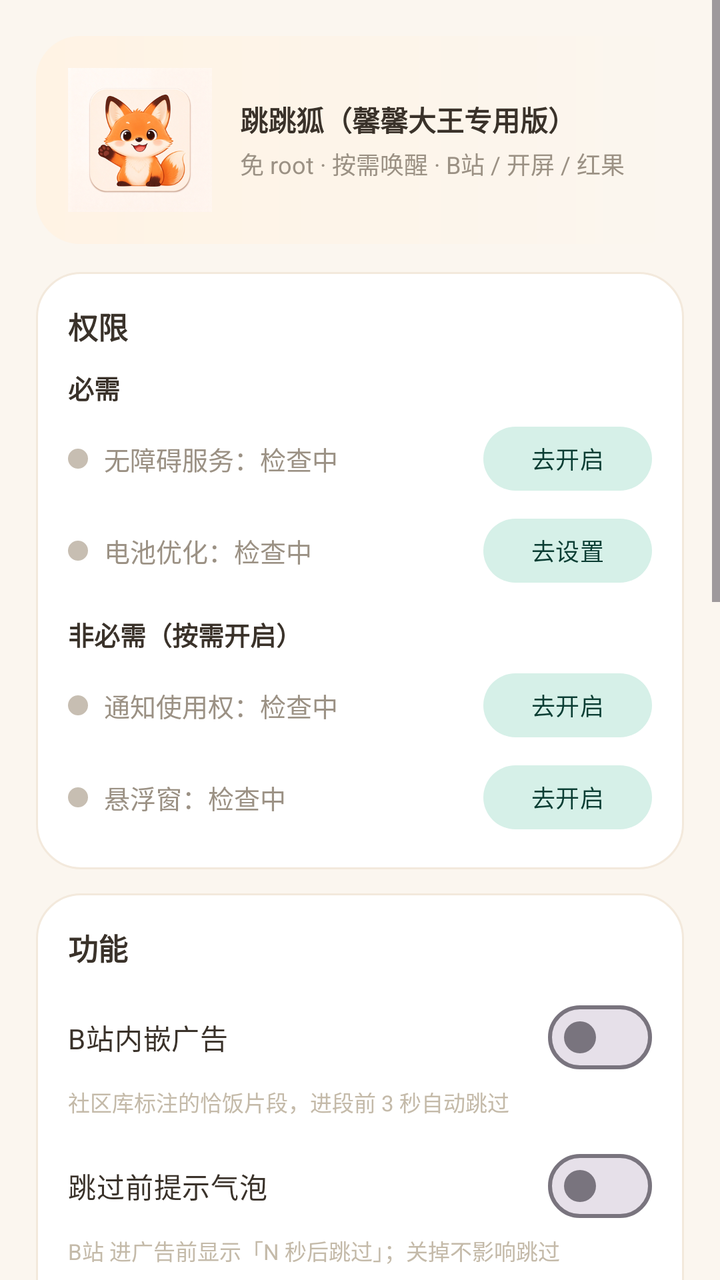
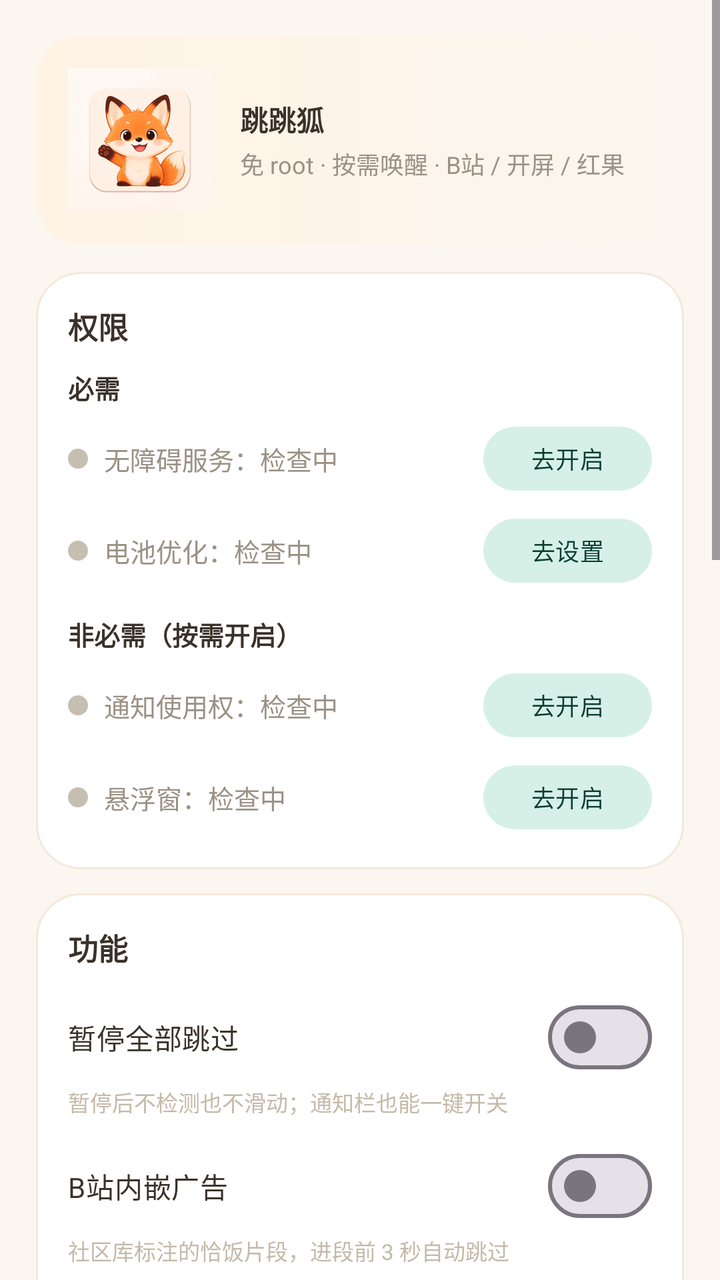

Two renders of the same Android screen: before a commit and after it. Below are the layout's source before the change and the commit's diff.
<!-- AndroidManifest.xml: application theme Theme.HongGuoAdSkipper -->
<!-- res/layout/activity_main.xml -->
<?xml version="1.0" encoding="utf-8"?>
<ScrollView xmlns:android="http://schemas.android.com/apk/res/android"
    android:layout_width="match_parent"
    android:layout_height="match_parent"
    android:background="@color/bg"
    android:fillViewport="true">

    <LinearLayout
        android:layout_width="match_parent"
        android:layout_height="wrap_content"
        android:orientation="vertical"
        android:padding="18dp">

        
        <LinearLayout
            android:layout_width="match_parent"
            android:layout_height="wrap_content"
            android:background="@drawable/hero_bg"
            android:gravity="center_vertical"
            android:orientation="horizontal"
            android:padding="16dp">

            <ImageView
                android:layout_width="72dp"
                android:layout_height="72dp"
                android:contentDescription="@string/app_name"
                android:src="@mipmap/ic_launcher_foreground" />

            <LinearLayout
                android:layout_width="0dp"
                android:layout_height="wrap_content"
                android:layout_marginStart="14dp"
                android:layout_weight="1"
                android:orientation="vertical">

                
                <TextView
                    android:layout_width="wrap_content"
                    android:layout_height="wrap_content"
                    android:autoSizeMaxTextSize="20sp"
                    android:autoSizeMinTextSize="13sp"
                    android:autoSizeTextType="uniform"
                    android:maxLines="1"
                    android:text="@string/app_title"
                    android:textColor="@color/text_primary"
                    android:textStyle="bold" />

                <TextView
                    android:layout_width="wrap_content"
                    android:layout_height="wrap_content"
                    android:layout_marginTop="3dp"
                    android:text="免 root · 按需唤醒 · B站 / 开屏 / 红果"
                    android:textColor="@color/text_secondary"
                    android:textSize="12sp" />
            </LinearLayout>
        </LinearLayout>

        
        <LinearLayout
            android:layout_width="match_parent"
            android:layout_height="wrap_content"
            android:layout_marginTop="14dp"
            android:background="@drawable/card_bg"
            android:orientation="vertical"
            android:padding="16dp">

            <TextView
                android:layout_width="wrap_content"
                android:layout_height="wrap_content"
                android:text="权限"
                android:textColor="@color/text_primary"
                android:textSize="15sp"
                android:textStyle="bold" />

            <TextView
                android:layout_width="wrap_content"
                android:layout_height="wrap_content"
                android:layout_marginTop="10dp"
                android:text="必需"
                android:textColor="@color/text_primary"
                android:textSize="13sp"
                android:textStyle="bold" />

            <LinearLayout
                android:layout_width="match_parent"
                android:layout_height="wrap_content"
                android:layout_marginTop="6dp"
                android:gravity="center_vertical"
                android:orientation="horizontal">

                <View
                    android:id="@+id/dot_a11y"
                    android:layout_width="10dp"
                    android:layout_height="10dp"
                    android:layout_marginEnd="8dp"
                    android:background="@drawable/dot_gray" />

                <TextView
                    android:id="@+id/tv_a11y_status"
                    android:layout_width="0dp"
                    android:layout_height="wrap_content"
                    android:layout_weight="1"
                    android:text="无障碍服务：检查中"
                    android:textColor="@color/text_secondary"
                    android:textSize="13sp" />

                <com.google.android.material.button.MaterialButton
                    android:id="@+id/btn_a11y"
                    style="@style/Widget.Material3.Button.TonalButton"
                    android:layout_width="wrap_content"
                    android:layout_height="40dp"
                    android:minWidth="0dp"
                    android:text="去开启"
                    android:textSize="12sp" />
            </LinearLayout>

            <LinearLayout
                android:layout_width="match_parent"
                android:layout_height="wrap_content"
                android:layout_marginTop="6dp"
                android:gravity="center_vertical"
                android:orientation="horizontal">

                <View
                    android:id="@+id/dot_battery"
                    android:layout_width="10dp"
                    android:layout_height="10dp"
                    android:layout_marginEnd="8dp"
                    android:background="@drawable/dot_gray" />

                <TextView
                    android:id="@+id/tv_battery_status"
                    android:layout_width="0dp"
                    android:layout_height="wrap_content"
                    android:layout_weight="1"
                    android:text="电池优化：检查中"
                    android:textColor="@color/text_secondary"
                    android:textSize="13sp" />

                <com.google.android.material.button.MaterialButton
                    android:id="@+id/btn_battery"
                    style="@style/Widget.Material3.Button.TonalButton"
                    android:layout_width="wrap_content"
                    android:layout_height="40dp"
                    android:minWidth="0dp"
                    android:text="去设置"
                    android:textSize="12sp" />
            </LinearLayout>

            <TextView
                android:layout_width="wrap_content"
                android:layout_height="wrap_content"
                android:layout_marginTop="12dp"
                android:text="非必需（按需开启）"
                android:textColor="@color/text_primary"
                android:textSize="13sp"
                android:textStyle="bold" />

            <LinearLayout
                android:layout_width="match_parent"
                android:layout_height="wrap_content"
                android:layout_marginTop="6dp"
                android:gravity="center_vertical"
                android:orientation="horizontal">

                <View
                    android:id="@+id/dot_nls"
                    android:layout_width="10dp"
                    android:layout_height="10dp"
                    android:layout_marginEnd="8dp"
                    android:background="@drawable/dot_gray" />

                <TextView
                    android:id="@+id/tv_nls_status"
                    android:layout_width="0dp"
                    android:layout_height="wrap_content"
                    android:layout_weight="1"
                    android:text="通知使用权：检查中"
                    android:textColor="@color/text_secondary"
                    android:textSize="13sp" />

                <com.google.android.material.button.MaterialButton
                    android:id="@+id/btn_nls"
                    style="@style/Widget.Material3.Button.TonalButton"
                    android:layout_width="wrap_content"
                    android:layout_height="40dp"
                    android:minWidth="0dp"
                    android:text="去开启"
                    android:textSize="12sp" />
            </LinearLayout>

            <LinearLayout
                android:layout_width="match_parent"
                android:layout_height="wrap_content"
                android:layout_marginTop="6dp"
                android:gravity="center_vertical"
                android:orientation="horizontal">

                <View
                    android:id="@+id/dot_overlay"
                    android:layout_width="10dp"
                    android:layout_height="10dp"
                    android:layout_marginEnd="8dp"
                    android:background="@drawable/dot_gray" />

                <TextView
                    android:id="@+id/tv_overlay_status"
                    android:layout_width="0dp"
                    android:layout_height="wrap_content"
                    android:layout_weight="1"
                    android:text="悬浮窗：检查中"
                    android:textColor="@color/text_secondary"
                    android:textSize="13sp" />

                <com.google.android.material.button.MaterialButton
                    android:id="@+id/btn_overlay"
                    style="@style/Widget.Material3.Button.TonalButton"
                    android:layout_width="wrap_content"
                    android:layout_height="40dp"
                    android:minWidth="0dp"
                    android:text="去开启"
                    android:textSize="12sp" />
            </LinearLayout>
        </LinearLayout>

        
        <LinearLayout
            android:layout_width="match_parent"
            android:layout_height="wrap_content"
            android:layout_marginTop="12dp"
            android:background="@drawable/card_bg"
            android:orientation="vertical"
            android:padding="16dp">

            <TextView
                android:layout_width="wrap_content"
                android:layout_height="wrap_content"
                android:text="功能"
                android:textColor="@color/text_primary"
                android:textSize="15sp"
                android:textStyle="bold" />

            <com.google.android.material.materialswitch.MaterialSwitch
                android:id="@+id/sw_bili"
                android:layout_width="match_parent"
                android:layout_height="wrap_content"
                android:layout_marginTop="10dp"
                android:text="B站内嵌广告"
                android:textColor="@color/text_primary"
                android:textSize="14sp" />

            <TextView
                android:layout_width="wrap_content"
                android:layout_height="wrap_content"
                android:text="社区库标注的恰饭片段，进段前 3 秒自动跳过"
                android:textColor="@color/text_hint"
                android:textSize="11sp" />

            <com.google.android.material.materialswitch.MaterialSwitch
                android:id="@+id/sw_bubble"
                android:layout_width="match_parent"
                android:layout_height="wrap_content"
                android:layout_marginTop="10dp"
                android:text="跳过前提示气泡"
                android:textColor="@color/text_primary"
                android:textSize="14sp" />

            <TextView
                android:layout_width="wrap_content"
                android:layout_height="wrap_content"
                android:text="B站 进广告前显示「N 秒后跳过」；关掉不影响跳过"
                android:textColor="@color/text_hint"
                android:textSize="11sp" />

            <com.google.android.material.materialswitch.MaterialSwitch
                android:id="@+id/sw_undo_bubble"
                android:layout_width="match_parent"
                android:layout_height="wrap_content"
                android:layout_marginTop="10dp"
                android:text="撤回气泡"
                android:textColor="@color/text_primary"
                android:textSize="14sp" />

            <TextView
                android:layout_width="wrap_content"
                android:layout_height="wrap_content"
                android:text="跳过后弹「已跳过广告 · 撤回」；关掉后跳过照常，只是不能点撤回"
                android:textColor="@color/text_hint"
                android:textSize="11sp" />

            <com.google.android.material.materialswitch.MaterialSwitch
                android:id="@+id/sw_splash"
                android:layout_width="match_parent"
                android:layout_height="wrap_content"
                android:layout_marginTop="10dp"
                android:text="开屏广告"
                android:textColor="@color/text_primary"
                android:textSize="14sp" />

            <TextView
                android:layout_width="wrap_content"
                android:layout_height="wrap_content"
                android:text="应用启动 10 秒内自动点掉 跳过 / 关闭"
                android:textColor="@color/text_hint"
                android:textSize="11sp" />

            <com.google.android.material.materialswitch.MaterialSwitch
                android:id="@+id/sw_hongguo"
                android:layout_width="match_parent"
                android:layout_height="wrap_content"
                android:layout_marginTop="10dp"
                android:text="红果 / 抖音 信息流广告"
                android:textColor="@color/text_primary"
                android:textSize="14sp" />

            <TextView
                android:layout_width="wrap_content"
                android:layout_height="wrap_content"
                android:text="红果短剧、抖音信息流检测到「广告」标识时自动上滑"
                android:textColor="@color/text_hint"
                android:textSize="11sp" />

            <View
                android:layout_width="match_parent"
                android:layout_height="1dp"
                android:layout_marginTop="12dp"
                android:background="@color/bg_card_stroke" />

            <TextView
                android:id="@+id/tv_perf_label"
                android:layout_width="wrap_content"
                android:layout_height="wrap_content"
                android:layout_marginTop="12dp"
                android:text="识别速度（三档）"
                android:textColor="@color/text_primary"
                android:textSize="14sp" />

            <TextView
                android:id="@+id/tv_perf_hint"
                android:layout_width="wrap_content"
                android:layout_height="wrap_content"
                android:text="稳更省电，快更快出手"
                android:textColor="@color/text_hint"
                android:textSize="11sp" />

            <LinearLayout
                android:layout_width="match_parent"
                android:layout_height="wrap_content"
                android:layout_marginTop="8dp"
                android:orientation="horizontal">

                <com.google.android.material.button.MaterialButton
                    android:id="@+id/btn_speed_steady"
                    style="@style/Widget.Material3.Button.TonalButton"
                    android:layout_width="0dp"
                    android:layout_height="44dp"
                    android:layout_marginEnd="6dp"
                    android:layout_weight="1"
                    android:text="稳"
                    android:textSize="13sp" />

                <com.google.android.material.button.MaterialButton
                    android:id="@+id/btn_speed_balanced"
                    style="@style/Widget.Material3.Button.TonalButton"
                    android:layout_width="0dp"
                    android:layout_height="44dp"
                    android:layout_marginStart="3dp"
                    android:layout_marginEnd="3dp"
                    android:layout_weight="1"
                    android:text="平衡"
                    android:textSize="13sp" />

                <com.google.android.material.button.MaterialButton
                    android:id="@+id/btn_speed_fast"
                    style="@style/Widget.Material3.Button.TonalButton"
                    android:layout_width="0dp"
                    android:layout_height="44dp"
                    android:layout_marginStart="6dp"
                    android:layout_weight="1"
                    android:text="快"
                    android:textSize="13sp" />
            </LinearLayout>
        </LinearLayout>

        
        <LinearLayout
            android:layout_width="match_parent"
            android:layout_height="wrap_content"
            android:layout_marginTop="12dp"
            android:background="@drawable/card_bg"
            android:orientation="vertical"
            android:padding="16dp">

            <TextView
                android:layout_width="wrap_content"
                android:layout_height="wrap_content"
                android:text="运行状态"
                android:textColor="@color/text_primary"
                android:textSize="15sp"
                android:textStyle="bold" />

            <TextView
                android:id="@+id/tv_bili_state"
                android:layout_width="match_parent"
                android:layout_height="wrap_content"
                android:layout_marginTop="8dp"
                android:lineSpacingExtra="2dp"
                android:text="B站：未在播放"
                android:textColor="@color/text_secondary"
                android:textSize="12sp" />

            <TextView
                android:id="@+id/tv_stats"
                android:layout_width="match_parent"
                android:layout_height="wrap_content"
                android:layout_marginTop="6dp"
                android:lineSpacingExtra="2dp"
                android:text="累计跳过：0"
                android:textColor="@color/text_secondary"
                android:textSize="12sp" />

            <TextView
                android:id="@+id/tv_power"
                android:layout_width="match_parent"
                android:layout_height="wrap_content"
                android:layout_marginTop="6dp"
                android:text="省电：只有 B站/红果/抖音在前台才读取界面；App 启动后 10 秒内检测开屏，其余时间休眠"
                android:textColor="@color/text_hint"
                android:textSize="11sp" />
        </LinearLayout>

        
        <LinearLayout
            android:layout_width="match_parent"
            android:layout_height="wrap_content"
            android:layout_marginTop="12dp"
            android:background="@drawable/card_bg"
            android:orientation="vertical"
            android:padding="16dp">

            <LinearLayout
                android:layout_width="match_parent"
                android:layout_height="wrap_content"
                android:gravity="center_vertical"
                android:orientation="horizontal">

                <TextView
                    android:layout_width="0dp"
                    android:layout_height="wrap_content"
                    android:layout_weight="1"
                    android:text="日志"
                    android:textColor="@color/text_primary"
                    android:textSize="15sp"
                    android:textStyle="bold" />

                <com.google.android.material.button.MaterialButton
                    android:id="@+id/btn_clear_log"
                    style="@style/Widget.Material3.Button.TextButton"
                    android:layout_width="wrap_content"
                    android:layout_height="36dp"
                    android:minWidth="0dp"
                    android:text="清空"
                    android:textSize="12sp" />
            </LinearLayout>

            <TextView
                android:id="@+id/tv_log"
                android:layout_width="match_parent"
                android:layout_height="wrap_content"
                android:layout_marginTop="4dp"
                android:fontFamily="monospace"
                android:lineSpacingExtra="2dp"
                android:text="等待事件…"
                android:textColor="@color/text_secondary"
                android:textSize="11sp" />
        </LinearLayout>

        
        <LinearLayout
            android:layout_width="match_parent"
            android:layout_height="wrap_content"
            android:layout_marginTop="14dp"
            android:orientation="horizontal">

            <com.google.android.material.button.MaterialButton
                android:id="@+id/btn_open_bili"
                android:layout_width="0dp"
                android:layout_height="48dp"
                android:layout_marginEnd="6dp"
                android:layout_weight="1"
                android:text="打开 B站" />

            <com.google.android.material.button.MaterialButton
                android:id="@+id/btn_open_hongguo"
                android:layout_width="0dp"
                android:layout_height="48dp"
                android:layout_marginStart="6dp"
                android:layout_weight="1"
                android:text="打开红果" />
        </LinearLayout>

        <TextView
            android:id="@+id/tv_version"
            android:layout_width="match_parent"
            android:layout_height="wrap_content"
            android:layout_marginTop="10dp"
            android:gravity="center"
            android:textColor="@color/text_hint"
            android:textSize="11sp" />
    </LinearLayout>
</ScrollView>
<!-- resources referenced by this layout -->
<resources>
  <color name="bg">#FFFBF6EF</color>
  <color name="bg_card_stroke">#FFF3E9DC</color>
  <color name="text_hint">#FFC4BAA9</color>
  <color name="text_primary">#FF3A322A</color>
  <color name="text_secondary">#FF9B9184</color>
  <!-- drawable card_bg (drawable) -->
  <?xml version="1.0" encoding="utf-8"?>
  <shape xmlns:android="http://schemas.android.com/apk/res/android"
      android:shape="rectangle">
      <solid android:color="@color/bg_card" />
      <corners android:radius="22dp" />
      <stroke
          android:width="1dp"
          android:color="@color/bg_card_stroke" />
  </shape>
  <!-- drawable dot_gray (drawable) -->
  <?xml version="1.0" encoding="utf-8"?>
  <shape xmlns:android="http://schemas.android.com/apk/res/android"
      android:shape="oval">
      <solid android:color="@color/dot_gray" />
      <size
          android:width="10dp"
          android:height="10dp" />
  </shape>
  <!-- drawable hero_bg (drawable) -->
  <?xml version="1.0" encoding="utf-8"?>
  <shape xmlns:android="http://schemas.android.com/apk/res/android"
      android:shape="rectangle">
      <gradient
          android:angle="0"
          android:startColor="@color/bg_hero_start"
          android:endColor="@color/bg_hero_end" />
      <corners android:radius="22dp" />
  </shape>
  <!-- mipmap ic_launcher_foreground: png bitmap (mipmap-hdpi, 34470 bytes) -->
  <string name="app_name">跳跳狐</string>
  <string name="app_title">跳跳狐（馨馨大王专用版）</string>
  <style name="Theme.HongGuoAdSkipper" parent="Theme.Material3.Light.NoActionBar">
          <item name="colorPrimary">@color/primary</item>
          <item name="colorPrimaryVariant">@color/primary_variant</item>
          <item name="colorSecondary">@color/accent</item>
          <item name="colorSecondaryVariant">@color/accent_variant</item>
          
          <item name="colorPrimaryContainer">#FFE8D5</item>
          <item name="colorOnPrimaryContainer">#6B3A0A</item>
          <item name="colorSecondaryContainer">#D6F0E8</item>
          <item name="colorOnSecondaryContainer">#0A3D33</item>
          <item name="colorOnPrimary">#FFFFFFFF</item>
          <item name="colorOnSecondary">#FFFFFFFF</item>
          <item name="android:colorBackground">@color/bg</item>
          <item name="android:statusBarColor">@color/bg</item>
          <item name="android:windowLightStatusBar">true</item>
      </style>
  <color name="bg_card">#FFFFFFFF</color>
  <color name="dot_gray">#FFC7BEB2</color>
  <color name="bg_hero_start">#FFFFF3E4</color>
  <color name="bg_hero_end">#FFFBF6EF</color>
  <color name="primary">#FFF97316</color>
  <color name="primary_variant">#FFE26410</color>
  <color name="accent">#FF22A98F</color>
  <color name="accent_variant">#FF1B8F79</color>
</resources>

<!-- the commit's change to res/layout/activity_main.xml (unified diff, before → after) -->
@@ -57,6 +57,38 @@
 
         
         <LinearLayout
+            android:id="@+id/banner_perm"
+            android:layout_width="match_parent"
+            android:layout_height="wrap_content"
+            android:layout_marginTop="12dp"
+            android:background="@drawable/warn_bg"
+            android:gravity="center_vertical"
+            android:orientation="horizontal"
+            android:padding="14dp"
+            android:visibility="gone">
+
+            <TextView
+                android:id="@+id/tv_perm_warning"
+                android:layout_width="0dp"
+                android:layout_height="wrap_content"
+                android:layout_weight="1"
+                android:lineSpacingExtra="2dp"
+                android:textColor="@color/primary_variant"
+                android:textSize="12sp" />
+
+            <com.google.android.material.button.MaterialButton
+                android:id="@+id/btn_perm_fix"
+                style="@style/Widget.Material3.Button.TonalButton"
+                android:layout_width="wrap_content"
+                android:layout_height="36dp"
+                android:layout_marginStart="8dp"
+                android:minWidth="0dp"
+                android:text="去修复"
+                android:textSize="12sp" />
+        </LinearLayout>
+
+        
+        <LinearLayout
             android:layout_width="match_parent"
             android:layout_height="wrap_content"
             android:layout_marginTop="14dp"
@@ -241,6 +273,22 @@
                 android:textStyle="bold" />
 
             <com.google.android.material.materialswitch.MaterialSwitch
+                android:id="@+id/sw_pause"
+                android:layout_width="match_parent"
+                android:layout_height="wrap_content"
+                android:layout_marginTop="10dp"
+                android:text="暂停全部跳过"
+                android:textColor="@color/text_primary"
+                android:textSize="14sp" />
+
+            <TextView
+                android:layout_width="wrap_content"
+                android:layout_height="wrap_content"
+                android:text="暂停后不检测也不滑动；通知栏也能一键开关"
+                android:textColor="@color/text_hint"
+                android:textSize="11sp" />
+
+            <com.google.android.material.materialswitch.MaterialSwitch
                 android:id="@+id/sw_bili"
                 android:layout_width="match_parent"
                 android:layout_height="wrap_content"
@@ -397,6 +445,16 @@
                 android:text="运行状态"
                 android:textColor="@color/text_primary"
                 android:textSize="15sp"
+                android:textStyle="bold" />
+
+            <TextView
+                android:id="@+id/tv_today"
+                android:layout_width="match_parent"
+                android:layout_height="wrap_content"
+                android:layout_marginTop="8dp"
+                android:text="今天还没跳过广告"
+                android:textColor="@color/text_primary"
+                android:textSize="14sp"
                 android:textStyle="bold" />
 
             <TextView
@@ -452,6 +510,15 @@
                     android:textColor="@color/text_primary"
                     android:textSize="15sp"
                     android:textStyle="bold" />
+
+                <com.google.android.material.button.MaterialButton
+                    android:id="@+id/btn_export_log"
+                    style="@style/Widget.Material3.Button.TextButton"
+                    android:layout_width="wrap_content"
+                    android:layout_height="36dp"
+                    android:minWidth="0dp"
+                    android:text="导出"
+                    android:textSize="12sp" />
 
                 <com.google.android.material.button.MaterialButton
                     android:id="@+id/btn_clear_log"
<!-- resource entries referenced after the edit -->
@@ -34,9 +34,18 @@
           android:endColor="@color/bg_hero_end" />
       <corners android:radius="22dp" />
   </shape>
+  <!-- drawable warn_bg (drawable) -->
+  <?xml version="1.0" encoding="utf-8"?>
+  <shape xmlns:android="http://schemas.android.com/apk/res/android">
+      <solid android:color="#FFFFF4E5" />
+      <stroke
+          android:width="1dp"
+          android:color="#FFFFC078" />
+      <corners android:radius="14dp" />
+  </shape>
   <!-- mipmap ic_launcher_foreground: png bitmap (mipmap-hdpi, 34470 bytes) -->
   <string name="app_name">跳跳狐</string>
-  <string name="app_title">跳跳狐（馨馨大王专用版）</string>
+  <string name="app_title">跳跳狐</string>
   <style name="Theme.HongGuoAdSkipper" parent="Theme.Material3.Light.NoActionBar">
           <item name="colorPrimary">@color/primary</item>
           <item name="colorPrimaryVariant">@color/primary_variant</item>
